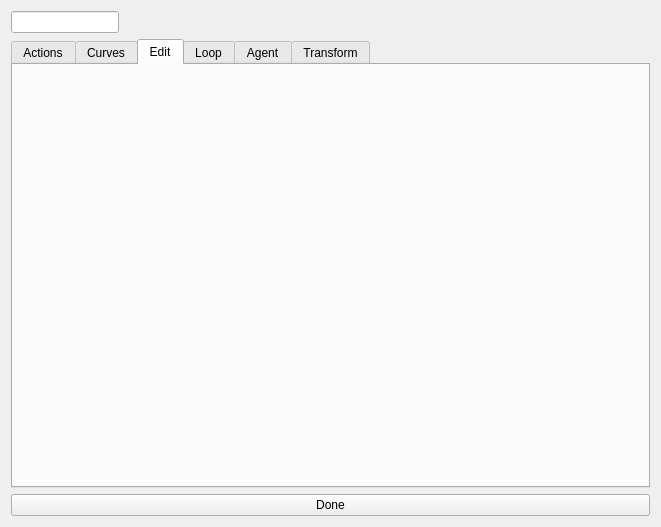
difu/Brainiac, file gui/Animation/actioneditor.ui: the form before one commit.
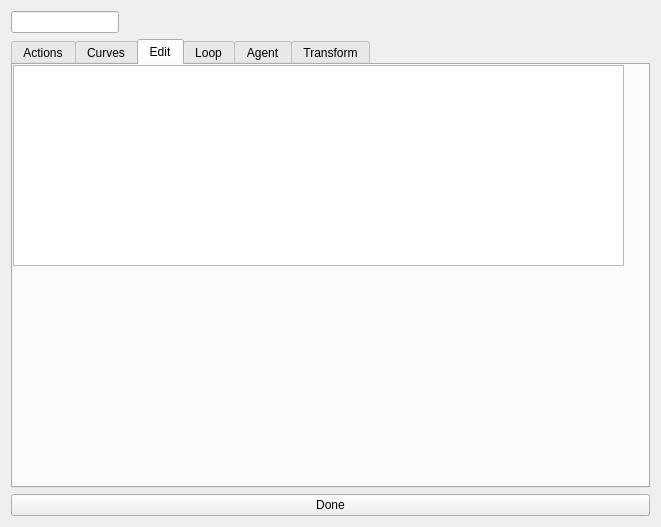
The form after the commit. The open tabs and pages were chosen to show the change.

```diff
--- a/gui/Animation/actioneditor.ui
+++ b/gui/Animation/actioneditor.ui
@@ -92,6 +92,16 @@
         <attribute name="title">
          <string>Edit</string>
         </attribute>
+        <widget class="QGraphicsView" name="curveEditGraphicsView">
+         <property name="geometry">
+          <rect>
+           <x>0</x>
+           <y>0</y>
+           <width>611</width>
+           <height>201</height>
+          </rect>
+         </property>
+        </widget>
        </widget>
        <widget class="QWidget" name="tab_3">
         <attribute name="title">
```
